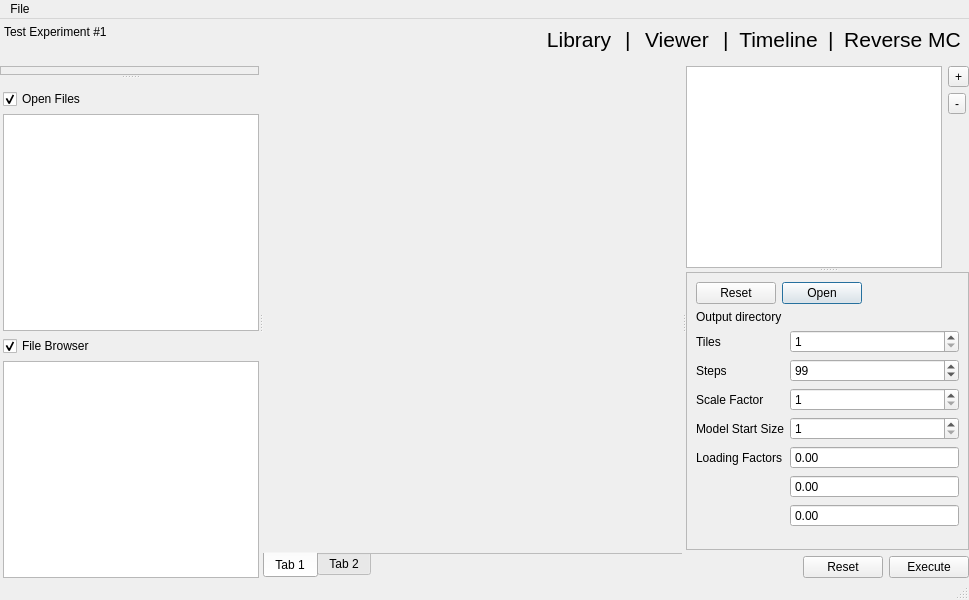
ronpandolfi/Xi-cam, file hipies/gui/mainwindow.ui: the form before one commit.
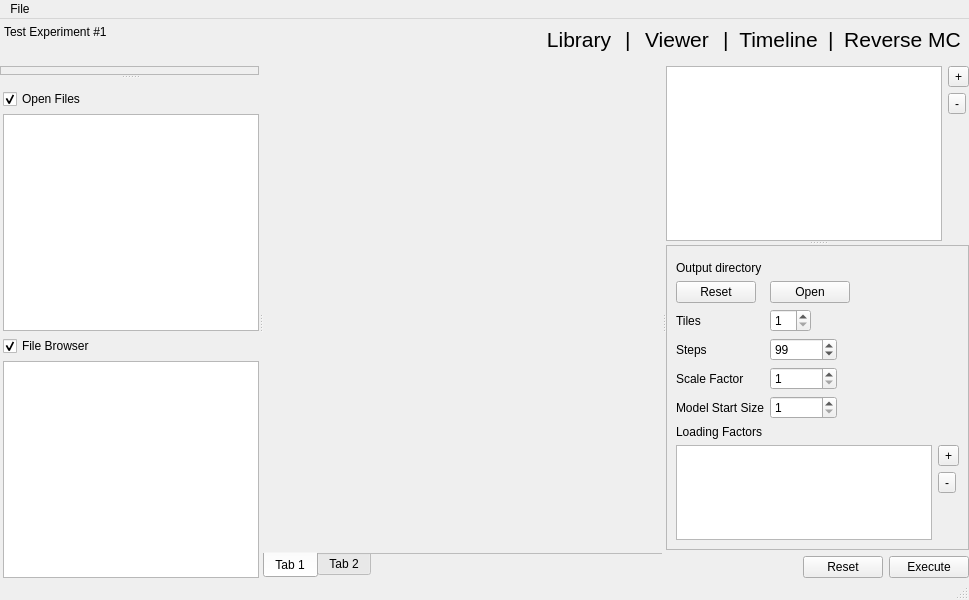
The form after the commit. Icons and pictures are not drawn.

What changed in the file:
```diff
--- a/hipies/gui/mainwindow.ui
+++ b/hipies/gui/mainwindow.ui
@@ -760,6 +760,9 @@
                                                 </layout>
                                             </widget>
                                             <widget class="QScrollArea" name="scrollArea_2">
+            <property name="horizontalScrollBarPolicy">
+             <enum>Qt::ScrollBarAlwaysOff</enum>
+            </property>
                                                 <property name="widgetResizable">
                                                     <bool>true</bool>
             </property>
@@ -767,9 +770,9 @@
                                                     <property name="geometry">
                                                         <rect>
                                                             <x>0</x>
-                                                            <y>0</y>
-                                                            <width>291</width>
-                                                            <height>313</height>
+               <y>-120</y>
+               <width>278</width>
+               <height>385</height>
                                                         </rect>
                                                     </property>
                                                     <layout class="QVBoxLayout" name="verticalLayout_14">
@@ -785,37 +788,52 @@
                                                                             </sizepolicy>
                                                                         </property>
                                                                         <property name="standardButtons">
-                                                                            <set>
-                                                                                QDialogButtonBox::Open|QDialogButtonBox::Reset
-                                                                            </set>
+                   <set>QDialogButtonBox::NoButton</set>
                                                                         </property>
                                                                     </widget>
                                                                 </item>
                                                                 <item>
                                                                     <layout class="QFormLayout" name="formLayout">
-                                                                        <item row="0" column="0">
+                  <property name="fieldGrowthPolicy">
+                   <enum>QFormLayout::FieldsStayAtSizeHint</enum>
+                  </property>
+                  <item row="1" column="0">
                                                                             <widget class="QLabel" name="label_7">
                                                                                 <property name="text">
                                                                                     <string>Output directory</string>
                                                                                 </property>
                                                                             </widget>
                                                                         </item>
-                                                                        <item row="0" column="1">
+                  <item row="1" column="1">
                                                                             <widget class="QLabel" name="rmcoutput">
                                                                                 <property name="text">
                                                                                     <string/>
                                                                                 </property>
                                                                             </widget>
                                                                         </item>
-                                                                        <item row="1" column="0">
+                  <item row="2" column="0">
+                   <widget class="QPushButton" name="rmcreset">
+                    <property name="text">
+                     <string>Reset</string>
+                    </property>
+                   </widget>
+                  </item>
+                  <item row="2" column="1">
+                   <widget class="QPushButton" name="rmcopen">
+                    <property name="text">
+                     <string>Open</string>
+                    </property>
+                   </widget>
+                  </item>
+                  <item row="3" column="0">
                                                                             <widget class="QLabel" name="label">
                                                                                 <property name="text">
                                                                                     <string>Tiles</string>
                                                                                 </property>
                                                                             </widget>
                                                                         </item>
-                                                                        <item row="1" column="1">
-                                                                            <widget class="QSpinBox" name="spinBox">
+                  <item row="3" column="1">
+                   <widget class="QSpinBox" name="rmcTiles">
                                                                                 <property name="minimum">
                                                                                     <number>1</number>
                                                                                 </property>
@@ -824,15 +842,15 @@
                                                                                 </property>
                                                                             </widget>
                                                                         </item>
-                                                                        <item row="2" column="0">
+                  <item row="4" column="0">
                                                                             <widget class="QLabel" name="label_3">
                                                                                 <property name="text">
                                                                                     <string>Steps</string>
                                                                                 </property>
                                                                             </widget>
                                                                         </item>
-                                                                        <item row="2" column="1">
-                                                                            <widget class="QSpinBox" name="spinBox_2">
+                  <item row="4" column="1">
+                   <widget class="QSpinBox" name="rmcSteps">
                                                                                 <property name="suffix">
                                                                                     <string/>
                                                                                 </property>
@@ -853,15 +871,15 @@
                                                                                 </property>
                                                                             </widget>
                                                                         </item>
-                                                                        <item row="3" column="0">
+                  <item row="5" column="0">
                                                                             <widget class="QLabel" name="label_4">
                                                                                 <property name="text">
                                                                                     <string>Scale Factor</string>
                                                                                 </property>
                                                                             </widget>
                                                                         </item>
-                                                                        <item row="3" column="1">
-                                                                            <widget class="QSpinBox" name="spinBox_3">
+                  <item row="5" column="1">
+                   <widget class="QSpinBox" name="rmcScalefactor">
                                                                                 <property name="minimum">
                                                                                     <number>1</number>
                                                                                 </property>
@@ -873,15 +891,15 @@
                                                                                 </property>
                                                                             </widget>
                                                                         </item>
-                                                                        <item row="4" column="0">
+                  <item row="6" column="0">
                                                                             <widget class="QLabel" name="label_5">
                                                                                 <property name="text">
                                                                                     <string>Model Start Size</string>
                                                                                 </property>
                                                                             </widget>
                                                                         </item>
-                                                                        <item row="4" column="1">
-                                                                            <widget class="QSpinBox" name="spinBox_4">
+                  <item row="6" column="1">
+                   <widget class="QSpinBox" name="rmcModlestartsize">
                                                                                 <property name="minimum">
                                                                                     <number>1</number>
                                                                                 </property>
@@ -890,48 +908,50 @@
                                                                                 </property>
                                                                             </widget>
                                                                         </item>
-                                                                        <item row="5" column="0">
+                 </layout>
+                </item>
+                <item>
                                                                             <widget class="QLabel" name="label_6">
                                                                                 <property name="text">
                                                                                     <string>Loading Factors</string>
                                                                                 </property>
                                                                             </widget>
                                                                         </item>
-                                                                        <item row="5" column="1">
-                                                                            <widget class="QDoubleSpinBox"
-                                                                                    name="doubleSpinBox">
-                                                                                <property name="buttonSymbols">
-                                                                                    <enum>QAbstractSpinBox::NoButtons
-                                                                                    </enum>
-                                                                                </property>
-                                                                                <property name="singleStep">
-                                                                                    <double>0.010000000000000</double>
-                                                                                </property>
-                                                                            </widget>
-                                                                        </item>
-                                                                        <item row="6" column="1">
-                                                                            <widget class="QDoubleSpinBox"
-                                                                                    name="doubleSpinBox_2">
-                                                                                <property name="buttonSymbols">
-                                                                                    <enum>QAbstractSpinBox::NoButtons
-                                                                                    </enum>
-                                                                                </property>
-                                                                                <property name="singleStep">
-                                                                                    <double>0.010000000000000</double>
-                                                                                </property>
-                                                                            </widget>
-                                                                        </item>
-                                                                        <item row="7" column="1">
-                                                                            <widget class="QDoubleSpinBox"
-                                                                                    name="doubleSpinBox_3">
-                                                                                <property name="buttonSymbols">
-                                                                                    <enum>QAbstractSpinBox::NoButtons
-                                                                                    </enum>
-                                                                                </property>
-                                                                                <property name="singleStep">
-                                                                                    <double>0.010000000000000</double>
-                                                                                </property>
-                                                                            </widget>
+                <item>
+                 <layout class="QHBoxLayout" name="horizontalLayout_2">
+                  <item>
+                   <widget class="QListWidget" name="rmcLoadingfactors"/>
+                  </item>
+                  <item>
+                   <layout class="QVBoxLayout" name="verticalLayout_15">
+                    <item>
+                     <widget class="QToolButton" name="rmcAddloadingfactor">
+                      <property name="text">
+                       <string>+</string>
+                      </property>
+                     </widget>
+                    </item>
+                    <item>
+                     <widget class="QToolButton" name="rmcSubtractloadingfactor">
+                      <property name="text">
+                       <string>-</string>
+                      </property>
+                     </widget>
+                    </item>
+                    <item>
+                     <spacer name="verticalSpacer_3">
+                      <property name="orientation">
+                       <enum>Qt::Vertical</enum>
+                      </property>
+                      <property name="sizeHint" stdset="0">
+                       <size>
+                        <width>20</width>
+                        <height>40</height>
+                       </size>
+                      </property>
+                     </spacer>
+                    </item>
+                   </layout>
                                                                         </item>
                                                                     </layout>
                                                                 </item>
```
Left out of the diff: 183 changed lines with no effect on the pictures. Lines whose indentation alone changed are shown as unchanged.
